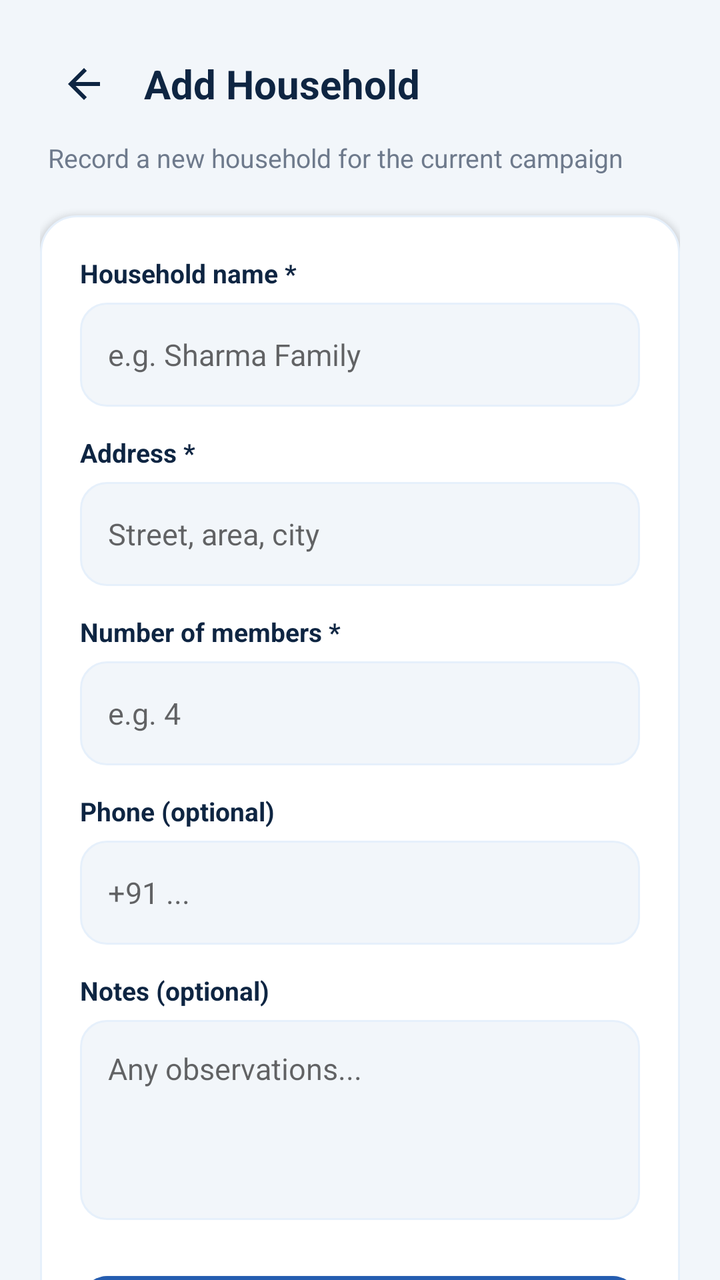
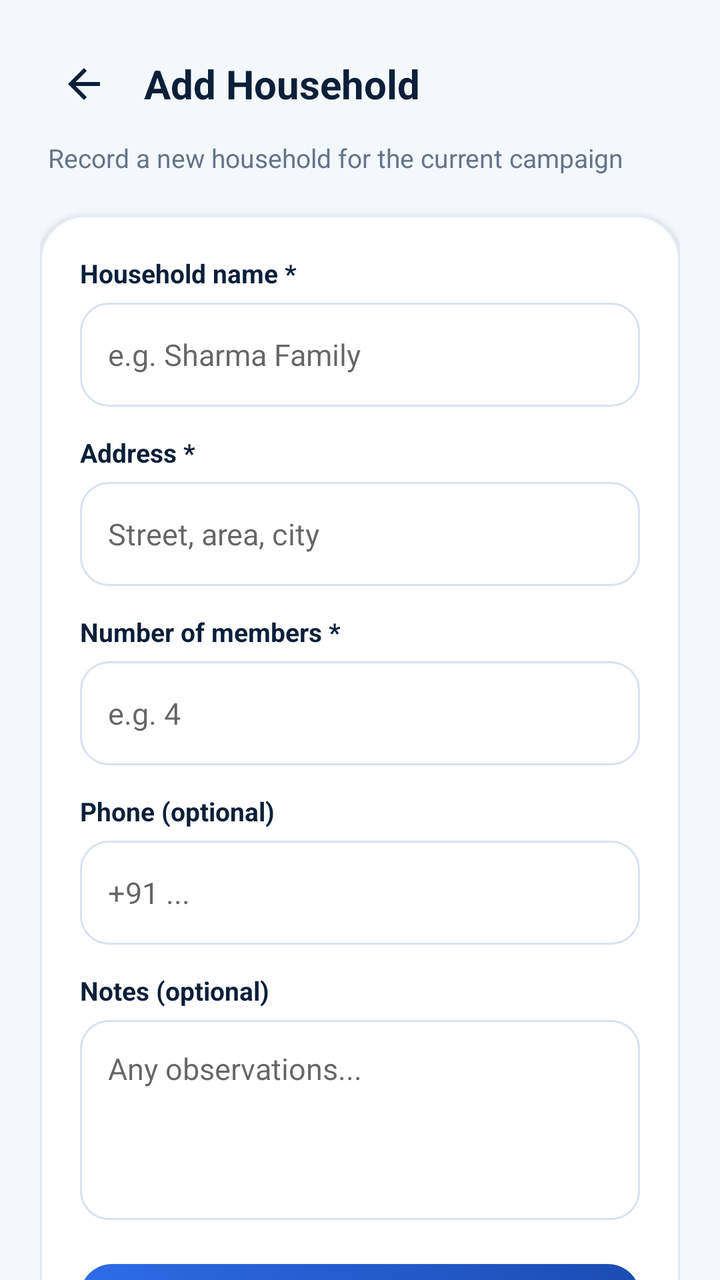

Two renders of the same Android screen: before a commit and after it. Below are the layout's source before the change and the commit's diff.
<!-- AndroidManifest.xml: application theme Theme.CSUCensus -->
<!-- res/layout/activity_add_household.xml -->
<?xml version="1.0" encoding="utf-8"?>
<ScrollView
    xmlns:android="http://schemas.android.com/apk/res/android"
    xmlns:app="http://schemas.android.com/apk/res-auto"
    android:layout_width="match_parent"
    android:layout_height="match_parent"
    android:background="@color/background"
    android:fillViewport="true"
    android:scrollbars="none">

    <LinearLayout
        android:layout_width="match_parent"
        android:layout_height="wrap_content"
        android:orientation="vertical"
        android:padding="20dp">

        <LinearLayout
            android:layout_width="match_parent"
            android:layout_height="wrap_content"
            android:orientation="horizontal"
            android:gravity="center_vertical">

            <ImageButton
                android:id="@+id/btnBack"
                android:layout_width="44dp"
                android:layout_height="44dp"
                android:src="@drawable/ic_back"
                android:background="?attr/selectableItemBackgroundBorderless"
                android:contentDescription="Back"
                app:tint="@color/navy" />

            <TextView
                android:layout_width="0dp"
                android:layout_height="wrap_content"
                android:layout_weight="1"
                android:text="Add Household"
                android:textSize="20sp"
                android:textStyle="bold"
                android:textColor="@color/navy"
                android:layout_marginStart="8dp" />
        </LinearLayout>

        <TextView
            android:layout_width="wrap_content"
            android:layout_height="wrap_content"
            android:text="Record a new household for the current campaign"
            android:textColor="@color/muted"
            android:textSize="13sp"
            android:layout_marginTop="6dp"
            android:layout_marginStart="4dp" />

        <LinearLayout
            android:layout_width="match_parent"
            android:layout_height="wrap_content"
            android:orientation="vertical"
            android:background="@drawable/bg_card"
            android:padding="20dp"
            android:layout_marginTop="20dp"
            android:elevation="2dp">

            <TextView
                android:layout_width="wrap_content"
                android:layout_height="wrap_content"
                android:text="Household name *"
                android:textColor="@color/navy"
                android:textStyle="bold"
                android:textSize="13sp" />

            <EditText
                android:id="@+id/etHouseholdName"
                android:layout_width="match_parent"
                android:layout_height="52dp"
                android:hint="e.g. Sharma Family"
                android:paddingHorizontal="14dp"
                android:background="@drawable/bg_input"
                android:layout_marginTop="6dp"
                android:textColor="@color/navy"
                android:textSize="15sp" />

            <TextView
                android:layout_width="wrap_content"
                android:layout_height="wrap_content"
                android:text="Address *"
                android:textColor="@color/navy"
                android:textStyle="bold"
                android:textSize="13sp"
                android:layout_marginTop="14dp" />

            <EditText
                android:id="@+id/etAddress"
                android:layout_width="match_parent"
                android:layout_height="52dp"
                android:hint="Street, area, city"
                android:paddingHorizontal="14dp"
                android:background="@drawable/bg_input"
                android:layout_marginTop="6dp"
                android:textColor="@color/navy"
                android:textSize="15sp" />

            <TextView
                android:layout_width="wrap_content"
                android:layout_height="wrap_content"
                android:text="Number of members *"
                android:textColor="@color/navy"
                android:textStyle="bold"
                android:textSize="13sp"
                android:layout_marginTop="14dp" />

            <EditText
                android:id="@+id/etMembers"
                android:layout_width="match_parent"
                android:layout_height="52dp"
                android:hint="e.g. 4"
                android:inputType="number"
                android:paddingHorizontal="14dp"
                android:background="@drawable/bg_input"
                android:layout_marginTop="6dp"
                android:textColor="@color/navy"
                android:textSize="15sp" />

            <TextView
                android:layout_width="wrap_content"
                android:layout_height="wrap_content"
                android:text="Phone (optional)"
                android:textColor="@color/navy"
                android:textStyle="bold"
                android:textSize="13sp"
                android:layout_marginTop="14dp" />

            <EditText
                android:id="@+id/etPhone"
                android:layout_width="match_parent"
                android:layout_height="52dp"
                android:hint="+91 ..."
                android:inputType="phone"
                android:paddingHorizontal="14dp"
                android:background="@drawable/bg_input"
                android:layout_marginTop="6dp"
                android:textColor="@color/navy"
                android:textSize="15sp" />

            <TextView
                android:layout_width="wrap_content"
                android:layout_height="wrap_content"
                android:text="Notes (optional)"
                android:textColor="@color/navy"
                android:textStyle="bold"
                android:textSize="13sp"
                android:layout_marginTop="14dp" />

            <EditText
                android:id="@+id/etNotes"
                android:layout_width="match_parent"
                android:layout_height="100dp"
                android:hint="Any observations..."
                android:gravity="top"
                android:padding="14dp"
                android:background="@drawable/bg_input"
                android:layout_marginTop="6dp"
                android:textColor="@color/navy"
                android:textSize="15sp"
                android:inputType="textMultiLine" />

            <com.google.android.material.button.MaterialButton
                android:id="@+id/btnSaveHousehold"
                android:layout_width="match_parent"
                android:layout_height="54dp"
                android:text="Save as Draft"
                android:textAllCaps="false"
                android:textSize="16sp"
                android:textStyle="bold"
                android:backgroundTint="@color/blue"
                android:layout_marginTop="22dp"
                app:cornerRadius="14dp" />
        </LinearLayout>

    </LinearLayout>
</ScrollView>
<!-- resources referenced by this layout -->
<resources>
  <color name="background">#F2F6FA</color>
  <color name="blue">#255DB0</color>
  <color name="muted">#6E7A8C</color>
  <color name="navy">#0E2542</color>
  <!-- drawable bg_card (drawable) -->
  <?xml version="1.0" encoding="utf-8"?>
  <shape xmlns:android="http://schemas.android.com/apk/res/android">
      <solid android:color="@color/white" />
      <corners android:radius="18dp" />
      <stroke android:width="1dp" android:color="@color/light_blue" />
  </shape>
  <!-- drawable bg_input (drawable) -->
  <?xml version="1.0" encoding="utf-8"?>
  <shape xmlns:android="http://schemas.android.com/apk/res/android">
      <solid android:color="@color/background" />
      <corners android:radius="13dp" />
      <stroke android:width="1dp" android:color="@color/light_blue" />
  </shape>
  <!-- drawable ic_back (drawable) -->
  <?xml version="1.0" encoding="utf-8"?>
  <vector xmlns:android="http://schemas.android.com/apk/res/android"
      android:width="24dp" android:height="24dp"
      android:viewportWidth="24" android:viewportHeight="24">
      <path android:fillColor="#0E2542"
          android:pathData="M20,11H7.83l5.59,-5.59L12,4l-8,8 8,8 1.41,-1.41L7.83,13H20v-2z"/>
  </vector>
  <style name="Theme.CSUCensus" parent="Theme.MaterialComponents.DayNight.NoActionBar">
          <item name="colorPrimary">@color/blue</item>
          <item name="colorPrimaryVariant">@color/blue_dark</item>
          <item name="colorSecondary">@color/green</item>
          <item name="colorOnPrimary">@color/white</item>
          <item name="android:fontFamily">sans-serif</item>
          <item name="android:windowLightStatusBar">true</item>
          <item name="android:statusBarColor">@android:color/transparent</item>
          <item name="android:navigationBarColor">@color/white</item>
          <item name="android:windowLightNavigationBar">true</item>
          <item name="android:windowBackground">@color/background</item>
      </style>
  <color name="white">#FFFFFF</color>
  <color name="light_blue">#E6F0FB</color>
  <color name="blue_dark">#1E4A8C</color>
  <color name="green">#2A966B</color>
</resources>

<!-- the commit's change to res/layout/activity_add_household.xml (unified diff, before → after) -->
@@ -6,20 +6,20 @@
     android:layout_height="match_parent"
     android:background="@color/background"
     android:fillViewport="true"
-    android:scrollbars="none">
-
+    android:scrollbars="none"
+    >
     <LinearLayout
         android:layout_width="match_parent"
         android:layout_height="wrap_content"
         android:orientation="vertical"
-        android:padding="20dp">
-
+        android:padding="20dp"
+        >
         <LinearLayout
             android:layout_width="match_parent"
             android:layout_height="wrap_content"
             android:orientation="horizontal"
-            android:gravity="center_vertical">
-
+            android:gravity="center_vertical"
+            >
             <ImageButton
                 android:id="@+id/btnBack"
                 android:layout_width="44dp"
@@ -28,7 +28,6 @@
                 android:background="?attr/selectableItemBackgroundBorderless"
                 android:contentDescription="Back"
                 app:tint="@color/navy" />
-
             <TextView
                 android:layout_width="0dp"
                 android:layout_height="wrap_content"
@@ -39,7 +38,6 @@
                 android:textColor="@color/navy"
                 android:layout_marginStart="8dp" />
         </LinearLayout>
-
         <TextView
             android:layout_width="wrap_content"
             android:layout_height="wrap_content"
@@ -48,7 +46,6 @@
             android:textSize="13sp"
             android:layout_marginTop="6dp"
             android:layout_marginStart="4dp" />
-
         <LinearLayout
             android:layout_width="match_parent"
             android:layout_height="wrap_content"
@@ -56,8 +53,8 @@
             android:background="@drawable/bg_card"
             android:padding="20dp"
             android:layout_marginTop="20dp"
-            android:elevation="2dp">
-
+            android:elevation="2dp"
+            >
             <TextView
                 android:layout_width="wrap_content"
                 android:layout_height="wrap_content"
@@ -65,7 +62,6 @@
                 android:textColor="@color/navy"
                 android:textStyle="bold"
                 android:textSize="13sp" />
-
             <EditText
                 android:id="@+id/etHouseholdName"
                 android:layout_width="match_parent"
@@ -76,7 +72,6 @@
                 android:layout_marginTop="6dp"
                 android:textColor="@color/navy"
                 android:textSize="15sp" />
-
             <TextView
                 android:layout_width="wrap_content"
                 android:layout_height="wrap_content"
@@ -85,7 +80,6 @@
                 android:textStyle="bold"
                 android:textSize="13sp"
                 android:layout_marginTop="14dp" />
-
             <EditText
                 android:id="@+id/etAddress"
                 android:layout_width="match_parent"
@@ -96,7 +90,6 @@
                 android:layout_marginTop="6dp"
                 android:textColor="@color/navy"
                 android:textSize="15sp" />
-
             <TextView
                 android:layout_width="wrap_content"
                 android:layout_height="wrap_content"
@@ -105,7 +98,6 @@
                 android:textStyle="bold"
                 android:textSize="13sp"
                 android:layout_marginTop="14dp" />
-
             <EditText
                 android:id="@+id/etMembers"
                 android:layout_width="match_parent"
@@ -117,7 +109,6 @@
                 android:layout_marginTop="6dp"
                 android:textColor="@color/navy"
                 android:textSize="15sp" />
-
             <TextView
                 android:layout_width="wrap_content"
                 android:layout_height="wrap_content"
@@ -126,7 +117,6 @@
                 android:textStyle="bold"
                 android:textSize="13sp"
                 android:layout_marginTop="14dp" />
-
             <EditText
                 android:id="@+id/etPhone"
                 android:layout_width="match_parent"
@@ -138,7 +128,6 @@
                 android:layout_marginTop="6dp"
                 android:textColor="@color/navy"
                 android:textSize="15sp" />
-
             <TextView
                 android:layout_width="wrap_content"
                 android:layout_height="wrap_content"
@@ -147,7 +136,6 @@
                 android:textStyle="bold"
                 android:textSize="13sp"
                 android:layout_marginTop="14dp" />
-
             <EditText
                 android:id="@+id/etNotes"
                 android:layout_width="match_parent"
@@ -160,19 +148,18 @@
                 android:textColor="@color/navy"
                 android:textSize="15sp"
                 android:inputType="textMultiLine" />
-
             <com.google.android.material.button.MaterialButton
                 android:id="@+id/btnSaveHousehold"
                 android:layout_width="match_parent"
-                android:layout_height="54dp"
+                android:layout_height="56dp"
                 android:text="Save as Draft"
                 android:textAllCaps="false"
                 android:textSize="16sp"
                 android:textStyle="bold"
-                android:backgroundTint="@color/blue"
+                android:background="@drawable/bg_primary_button"
+                app:backgroundTint="@null"
                 android:layout_marginTop="22dp"
-                app:cornerRadius="14dp" />
+                app:cornerRadius="16dp" />
         </LinearLayout>
-
     </LinearLayout>
 </ScrollView>
<!-- resource entries referenced after the edit -->
@@ -1,23 +1,49 @@
 <!-- resources referenced by this layout -->
 <resources>
-  <color name="background">#F2F6FA</color>
-  <color name="blue">#255DB0</color>
-  <color name="muted">#6E7A8C</color>
-  <color name="navy">#0E2542</color>
+  <color name="background">#F4F7FC</color>
+  <color name="blue">#2E6BE6</color>
+  <color name="input_stroke">#D8E2F0</color>
+  <color name="muted">#64748B</color>
+  <color name="navy">#0B1F3A</color>
   <!-- drawable bg_card (drawable) -->
   <?xml version="1.0" encoding="utf-8"?>
   <shape xmlns:android="http://schemas.android.com/apk/res/android">
       <solid android:color="@color/white" />
-      <corners android:radius="18dp" />
-      <stroke android:width="1dp" android:color="@color/light_blue" />
+      <corners android:radius="22dp" />
+      <stroke android:width="1dp" android:color="@color/line" />
   </shape>
   <!-- drawable bg_input (drawable) -->
   <?xml version="1.0" encoding="utf-8"?>
-  <shape xmlns:android="http://schemas.android.com/apk/res/android">
-      <solid android:color="@color/background" />
-      <corners android:radius="13dp" />
-      <stroke android:width="1dp" android:color="@color/light_blue" />
-  </shape>
+  <selector xmlns:android="http://schemas.android.com/apk/res/android">
+      <item android:state_focused="true">
+          <shape>
+              <solid android:color="@color/white" />
+              <corners android:radius="14dp" />
+              <stroke android:width="2dp" android:color="@color/blue" />
+          </shape>
+      </item>
+      <item>
+          <shape>
+              <solid android:color="@color/white" />
+              <corners android:radius="14dp" />
+              <stroke android:width="1dp" android:color="@color/input_stroke" />
+          </shape>
+      </item>
+  </selector>
+  <!-- drawable bg_primary_button (drawable) -->
+  <?xml version="1.0" encoding="utf-8"?>
+  <ripple xmlns:android="http://schemas.android.com/apk/res/android"
+      android:color="#33FFFFFF">
+      <item>
+          <shape>
+              <gradient
+                  android:startColor="@color/blue"
+                  android:endColor="@color/blue_dark"
+                  android:angle="0" />
+              <corners android:radius="16dp" />
+          </shape>
+      </item>
+  </ripple>
   <!-- drawable ic_back (drawable) -->
   <?xml version="1.0" encoding="utf-8"?>
   <vector xmlns:android="http://schemas.android.com/apk/res/android"
@@ -39,8 +65,8 @@
           <item name="android:windowBackground">@color/background</item>
       </style>
   <color name="white">#FFFFFF</color>
-  <color name="light_blue">#E6F0FB</color>
-  <color name="blue_dark">#1E4A8C</color>
-  <color name="green">#2A966B</color>
+  <color name="line">#E4EBF5</color>
+  <color name="blue_dark">#1B4DB3</color>
+  <color name="green">#1FA971</color>
 </resources>
 
